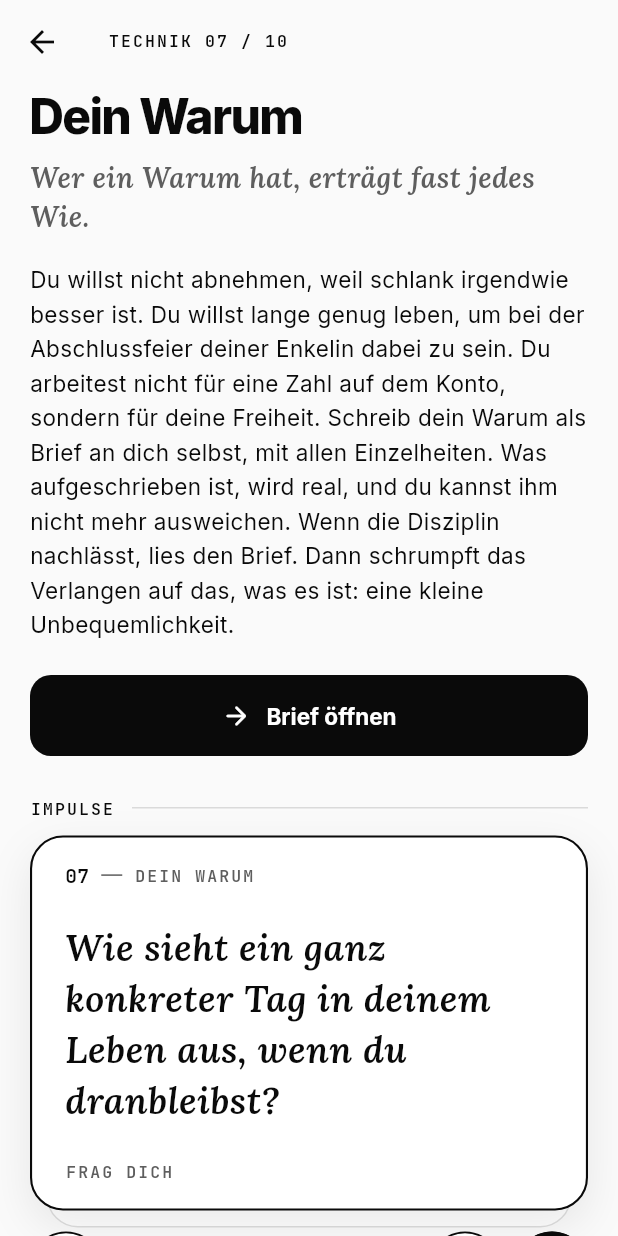
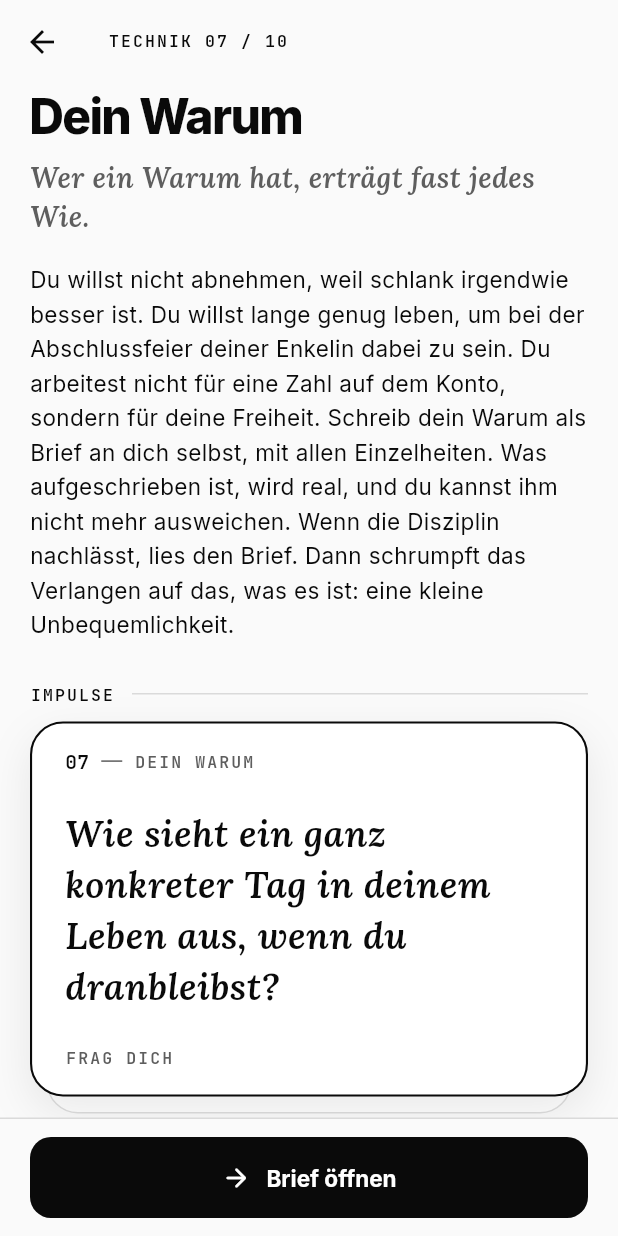
Before and after one commit to ausgepluescht/Disziplinator3000, a Flutter app: the screen it shows after launch, scrolled down 576 dp, after a tap on "07", on a phone screen of 412 x 824 dp. Run offline on Flutter 3.47's test engine with Material 3 defaults, Android fonts, the phone set to English and light mode, and no system bars; our stand-ins replace shared_preferences; project files that could hold a hidden picture were left out.

Commit message:
Feste Aktionsleiste unten, Abstand zur Navigationsleiste
Alle Hauptknöpfe sitzen jetzt in einer festen Leiste am unteren
Bildschirmrand, über der Navigationsleiste des Handys. Der Inhalt
scrollt darüber. Damit muss nirgends mehr gescrollt werden, um
weiterzukommen, und die Systemleiste verdeckt keine Knöpfe mehr.

Umgestellt: Akut-Modus (alle Schritte), Surf-Timer, Notfall-Sprint,
Bewegen, Wippe, Rat der Ichs, Brief, Auslöser-Check, Kategorie-
Editor, Technik-Seiten, Batman-Technik, Abstrakt und Eklig machen.
Listen ohne Knöpfe halten unten Abstand zur Systemleiste.
Randloses Layout mit transparenten Systemleisten.

Co-Authored-By: Claude Fable 5.1 <noreply@anthropic.com>
Claude-Session: https://claude.ai/code/session_01EbwDZHQ8pvv31smF7ZYQYc

```diff
--- a/lib/main.dart
+++ b/lib/main.dart
@@ -8,6 +8,8 @@ import 'theme.dart';
 Future<void> main() async {
   WidgetsFlutterBinding.ensureInitialized();
   await SystemChrome.setPreferredOrientations([DeviceOrientation.portraitUp]);
+  // Inhalt läuft bis unter die Systemleisten, die Aktionsleisten halten Abstand.
+  await SystemChrome.setEnabledSystemUIMode(SystemUiMode.edgeToEdge);
   final store = Store();
   await store.load();
   runApp(DisziplinatorApp(store: store));
@@ -30,6 +32,21 @@ class DisziplinatorApp extends StatelessWidget {
           darkTheme: buildTheme(Brightness.dark),
           themeMode: store.followSystem ? ThemeMode.system : (store.dark ? ThemeMode.dark : ThemeMode.light),
           home: const HomeScreen(),
+          builder: (context, child) {
+            final dark = Theme.of(context).brightness == Brightness.dark;
+            return AnnotatedRegion<SystemUiOverlayStyle>(
+              value: SystemUiOverlayStyle(
+                statusBarColor: Colors.transparent,
+                statusBarIconBrightness: dark ? Brightness.light : Brightness.dark,
+                statusBarBrightness: dark ? Brightness.dark : Brightness.light,
+                systemNavigationBarColor: Colors.transparent,
+                systemNavigationBarDividerColor: Colors.transparent,
+                systemNavigationBarIconBrightness: dark ? Brightness.light : Brightness.dark,
+                systemNavigationBarContrastEnforced: false,
+              ),
+              child: child!,
+            );
+          },
         ),
       ),
     );
--- a/lib/screens/alternatives.dart
+++ b/lib/screens/alternatives.dart
@@ -100,8 +100,7 @@ class _AlternativesScreenState extends State<AlternativesScreen> {
 
     return Scaffold(
       appBar: AppBar(title: const Text('09 · BESSERE OPTIONEN')),
-      body: ListView(
-        padding: const EdgeInsets.fromLTRB(20, 4, 20, 40),
+      body: ActionBody(
         children: [
           const PageHead(
             title: 'Schaff dir bessere Optionen.',
--- a/lib/screens/log.dart
+++ b/lib/screens/log.dart
@@ -33,8 +33,7 @@ class _LogScreenState extends State<LogScreen> {
 
     return Scaffold(
       appBar: AppBar(title: const Text('PROTOKOLL')),
-      body: ListView(
-        padding: const EdgeInsets.fromLTRB(20, 4, 20, 40),
+      body: ActionBody(
         children: [
           const PageHead(title: 'Deine Muster.', motto: 'Kein Urteil. Nur Daten, aus denen du lernst.'),
           if (filterable.length > 1) ...[
@@ -365,8 +364,7 @@ class SavedScreen extends StatelessWidget {
     final s = context.store;
     return Scaffold(
       appBar: AppBar(title: const Text('GEMERKT')),
-      body: ListView(
-        padding: const EdgeInsets.fromLTRB(20, 4, 20, 40),
+      body: ActionBody(
         children: [
           const PageHead(title: 'Was bei dir wirkt.', motto: 'Deine gesammelten Sätze. Lies sie, wenn es eng wird.'),
           const SizedBox(height: 20),
--- a/lib/screens/technique.dart
+++ b/lib/screens/technique.dart
@@ -22,20 +22,20 @@ class TechniqueScreen extends StatelessWidget {
 
     return Scaffold(
       appBar: AppBar(title: Text('TECHNIK ${t.nrLabel} / ${techniques.length}')),
-      body: ListView(
-        padding: const EdgeInsets.fromLTRB(20, 4, 20, 40),
+      body: ActionBody(
+        actions: t.tool == null
+            ? null
+            : [
+                PrimaryButton(
+                  t.toolLabel ?? 'Werkzeug öffnen',
+                  icon: Icons.arrow_forward_rounded,
+                  onPressed: () => openTool(context, t),
+                ),
+              ],
         children: [
           PageHead(title: t.title, motto: t.motto),
           const SizedBox(height: 18),
           Text(s.fill(t.explain), style: T.body(p.fg)),
-          if (t.tool != null) ...[
-            const SizedBox(height: 22),
-            PrimaryButton(
-              t.toolLabel ?? 'Werkzeug öffnen',
-              icon: Icons.arrow_forward_rounded,
-              onPressed: () => openTool(context, t),
-            ),
-          ],
           const SectionHeader('Impulse'),
           SwipeDeck(
             key: ValueKey('deck$nr'),
--- a/lib/widgets/ui.dart
+++ b/lib/widgets/ui.dart
@@ -242,6 +242,93 @@ class ScaleRow extends StatelessWidget {
   }
 }
 
+/// Seite mit scrollbarem Inhalt und fester Aktionsleiste unten.
+/// Die Leiste sitzt immer über der Navigationsleiste des Handys,
+/// sodass nie gescrollt werden muss, um weiterzukommen.
+class ActionPage extends StatelessWidget {
+  final PreferredSizeWidget? appBar;
+  final List<Widget> children;
+
+  /// Knöpfe der Aktionsleiste, untereinander. Ohne Leiste bleibt unten
+  /// trotzdem Platz für die Navigationsleiste.
+  final List<Widget>? actions;
+  final double topPadding;
+  final ScrollController? controller;
+
+  const ActionPage({
+    super.key,
+    this.appBar,
+    required this.children,
+    this.actions,
+    this.topPadding = 4,
+    this.controller,
+  });
+
+  @override
+  Widget build(BuildContext context) {
+    return Scaffold(
+      appBar: appBar,
+      body: ActionBody(topPadding: topPadding, actions: actions, controller: controller, children: children),
+    );
+  }
+}
+
+/// Inhalt von [ActionPage] ohne Scaffold, für Seiten mit eigenem Aufbau.
+class ActionBody extends StatelessWidget {
+  final List<Widget> children;
+  final List<Widget>? actions;
+  final double topPadding;
+  final ScrollController? controller;
+  const ActionBody({super.key, required this.children, this.actions, this.topPadding = 4, this.controller});
+
+  @override
+  Widget build(BuildContext context) {
+    final bottom = MediaQuery.paddingOf(context).bottom;
+    return Column(
+      children: [
+        Expanded(
+          child: ListView(
+            controller: controller,
+            padding: EdgeInsets.fromLTRB(20, topPadding, 20, actions == null ? 24 + bottom : 24),
+            children: children,
+          ),
+        ),
+        if (actions != null) ActionBar(children: actions!),
+      ],
+    );
+  }
+}
+
+/// Feste Leiste am unteren Rand, über der Navigationsleiste des Handys.
+class ActionBar extends StatelessWidget {
+  final List<Widget> children;
+  const ActionBar({super.key, required this.children});
+
+  @override
+  Widget build(BuildContext context) {
+    final p = context.c;
+    return Container(
+      decoration: BoxDecoration(
+        color: p.bg,
+        border: Border(top: BorderSide(color: p.line)),
+      ),
+      child: SafeArea(
+        top: false,
+        child: Padding(
+          padding: const EdgeInsets.fromLTRB(20, 12, 20, 12),
+          child: Column(
+            mainAxisSize: MainAxisSize.min,
+            crossAxisAlignment: CrossAxisAlignment.stretch,
+            children: [
+              for (var i = 0; i < children.length; i++) ...[if (i > 0) const SizedBox(height: 8), children[i]],
+            ],
+          ),
+        ),
+      ),
+    );
+  }
+}
+
 /// Einheitlicher Seitenkopf: Nummer in Mono, Titel in Inter, Motto in Lora.
 class PageHead extends StatelessWidget {
   final String? kicker;
```
Also changed, not shown: lib/screens/audit.dart (+22 -23 lines), lib/screens/council.dart (+15 -17 lines), lib/screens/craving_editor.dart (+9 -12 lines), lib/screens/distance.dart (+15 -15 lines), lib/screens/reframe.dart (+19 -16 lines), lib/screens/seesaw.dart (+5 -5 lines), lib/screens/sos.dart (+51 -42 lines), lib/screens/sprint.dart (+17 -18 lines), lib/screens/surf.dart (+7 -12 lines), lib/screens/why.dart (+11 -12 lines), 1 other file.
